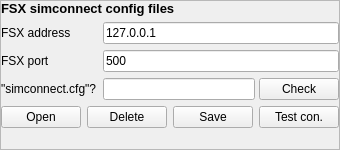
First picture: the form in src/blackgui/components/settingsfsxcomponent.ui, repository swift-project/pilotclient, before the edit.
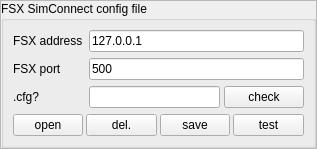
Second picture: the form after the edit.

```diff
--- a/src/blackgui/components/settingsfsxcomponent.ui
+++ b/src/blackgui/components/settingsfsxcomponent.ui
@@ -6,10 +6,16 @@
    <rect>
     <x>0</x>
     <y>0</y>
-    <width>324</width>
-    <height>150</height>
+    <width>317</width>
+    <height>141</height>
    </rect>
   </property>
+  <property name="maximumSize">
+   <size>
+    <width>16777215</width>
+    <height>16777215</height>
+   </size>
+  </property>
   <property name="windowTitle">
    <string>Frame</string>
   </property>
@@ -21,7 +27,7 @@
   </property>
   <layout class="QVBoxLayout" name="vl_SettingsFsxComponent">
    <property name="spacing">
-    <number>6</number>
+    <number>0</number>
    </property>
    <property name="leftMargin">
     <number>0</number>
@@ -36,102 +42,62 @@
     <number>0</number>
    </property>
    <item>
+    <widget class="QGroupBox" name="gb_FsxSimConnectConfigFile">
+     <property name="title">
+      <string>FSX SimConnect config file</string>
+     </property>
     <layout class="QFormLayout" name="fl_Settings">
-     <property name="fieldGrowthPolicy">
-      <enum>QFormLayout::AllNonFixedFieldsGrow</enum>
-     </property>
-     <item row="1" column="0">
+      <item row="0" column="0">
       <widget class="QLabel" name="lbl_SettingsFsxAddress">
        <property name="text">
         <string>FSX address</string>
        </property>
       </widget>
      </item>
-     <item row="1" column="1">
+      <item row="0" column="1">
       <widget class="QLineEdit" name="le_SettingsFsxAddress">
+        <property name="sizePolicy">
+         <sizepolicy hsizetype="Preferred" vsizetype="Fixed">
+          <horstretch>0</horstretch>
+          <verstretch>0</verstretch>
+         </sizepolicy>
+        </property>
        <property name="text">
         <string>127.0.0.1</string>
        </property>
-      </widget>
-     </item>
-     <item row="2" column="0">
+        <property name="maxLength">
+         <number>128</number>
+        </property>
+       </widget>
+      </item>
+      <item row="1" column="0">
       <widget class="QLabel" name="lbl_SettingsFsxPort">
        <property name="text">
         <string>FSX port</string>
        </property>
       </widget>
      </item>
-     <item row="2" column="1">
+      <item row="1" column="1">
       <widget class="QLineEdit" name="le_SettingsFsxPort">
+        <property name="sizePolicy">
+         <sizepolicy hsizetype="Preferred" vsizetype="Fixed">
+          <horstretch>0</horstretch>
+          <verstretch>0</verstretch>
+         </sizepolicy>
+        </property>
        <property name="text">
         <string>500</string>
        </property>
       </widget>
      </item>
-     <item row="4" column="0" colspan="2">
-      <layout class="QHBoxLayout" name="hl_SettingsSimconnectCfgButtons">
-       <item>
-        <widget class="QPushButton" name="pb_SettingsFsxOpenSimconnectCfg">
-         <property name="sizePolicy">
-          <sizepolicy hsizetype="Preferred" vsizetype="Preferred">
-           <horstretch>0</horstretch>
-           <verstretch>0</verstretch>
-          </sizepolicy>
-         </property>
-         <property name="text">
-          <string>Open</string>
-         </property>
-        </widget>
-       </item>
-       <item>
-        <widget class="QPushButton" name="pb_SettingsFsxDeleteSimconnectCfg">
-         <property name="sizePolicy">
-          <sizepolicy hsizetype="Preferred" vsizetype="Preferred">
-           <horstretch>0</horstretch>
-           <verstretch>0</verstretch>
-          </sizepolicy>
-         </property>
-         <property name="text">
-          <string>Delete</string>
-         </property>
-        </widget>
-       </item>
-       <item>
-        <widget class="QPushButton" name="pb_SettingsFsxSaveSimconnectCfg">
-         <property name="sizePolicy">
-          <sizepolicy hsizetype="Preferred" vsizetype="Preferred">
-           <horstretch>0</horstretch>
-           <verstretch>0</verstretch>
-          </sizepolicy>
-         </property>
-         <property name="text">
-          <string>Save</string>
-         </property>
-        </widget>
-       </item>
-       <item>
-        <widget class="QPushButton" name="pb_SettingsFsxTestConnection">
-         <property name="sizePolicy">
-          <sizepolicy hsizetype="Preferred" vsizetype="Preferred">
-           <horstretch>0</horstretch>
-           <verstretch>0</verstretch>
-          </sizepolicy>
-         </property>
-         <property name="text">
-          <string extracomment="Test connection">Test con.</string>
-         </property>
-        </widget>
-       </item>
-      </layout>
-     </item>
-     <item row="3" column="0">
+      <item row="2" column="0">
       <widget class="QLabel" name="lbl_SettingsFsxExistsSimconncetCfg">
        <property name="text">
-        <string>&quot;simconnect.cfg&quot;?</string>
+         <string>.cfg?</string>
        </property>
       </widget>
      </item>
-     <item row="3" column="1">
+      <item row="2" column="1">
       <widget class="QWidget" name="wi_SettingsFsxExistsSimconncetCfg" native="true">
        <layout class="QHBoxLayout" name="hl_SettingsFsxExistsSimconncetCfg">
         <property name="spacing">
@@ -151,6 +117,12 @@
         </property>
         <item>
          <widget class="QLineEdit" name="le_SettingsFsxExistsSimconncetCfg">
+           <property name="sizePolicy">
+            <sizepolicy hsizetype="Preferred" vsizetype="Fixed">
+             <horstretch>0</horstretch>
+             <verstretch>0</verstretch>
+            </sizepolicy>
+           </property>
           <property name="readOnly">
            <bool>true</bool>
           </property>
@@ -159,30 +131,125 @@
         <item>
          <widget class="QPushButton" name="pb_SettingsFsxExistsSimconncetCfg">
           <property name="sizePolicy">
-           <sizepolicy hsizetype="Preferred" vsizetype="Preferred">
+            <sizepolicy hsizetype="Fixed" vsizetype="Preferred">
             <horstretch>0</horstretch>
             <verstretch>0</verstretch>
            </sizepolicy>
           </property>
+           <property name="minimumSize">
+            <size>
+             <width>50</width>
+             <height>0</height>
+            </size>
+           </property>
           <property name="text">
-           <string>Check</string>
+            <string>check</string>
           </property>
          </widget>
         </item>
        </layout>
       </widget>
      </item>
-     <item row="0" column="0" colspan="2">
-      <widget class="QLabel" name="lbl_HeaderFsxSimConnect">
+      <item row="3" column="0" colspan="2">
+       <layout class="QHBoxLayout" name="hl_SettingsSimconnectCfgButtons">
+        <property name="spacing">
+         <number>3</number>
+        </property>
+        <item>
+         <widget class="QPushButton" name="pb_SettingsFsxOpenSimconnectCfg">
+          <property name="sizePolicy">
+           <sizepolicy hsizetype="Preferred" vsizetype="Preferred">
+            <horstretch>0</horstretch>
+            <verstretch>0</verstretch>
+           </sizepolicy>
+          </property>
+          <property name="minimumSize">
+           <size>
+            <width>50</width>
+            <height>0</height>
+           </size>
+          </property>
+          <property name="text">
+           <string>open</string>
+          </property>
+         </widget>
+        </item>
+        <item>
+         <widget class="QPushButton" name="pb_SettingsFsxDeleteSimconnectCfg">
+          <property name="sizePolicy">
+           <sizepolicy hsizetype="Preferred" vsizetype="Preferred">
+            <horstretch>0</horstretch>
+            <verstretch>0</verstretch>
+           </sizepolicy>
+          </property>
+          <property name="minimumSize">
+           <size>
+            <width>50</width>
+            <height>0</height>
+           </size>
+          </property>
+          <property name="text">
+           <string>del.</string>
+          </property>
+         </widget>
+        </item>
+        <item>
+         <widget class="QPushButton" name="pb_SettingsFsxSaveSimconnectCfg">
+          <property name="sizePolicy">
+           <sizepolicy hsizetype="Preferred" vsizetype="Preferred">
+            <horstretch>0</horstretch>
+            <verstretch>0</verstretch>
+           </sizepolicy>
+          </property>
+          <property name="minimumSize">
+           <size>
+            <width>50</width>
+            <height>0</height>
+           </size>
+          </property>
+          <property name="maximumSize">
+           <size>
+            <width>16777215</width>
+            <height>16777215</height>
+           </size>
+          </property>
+          <property name="text">
+           <string>save</string>
+          </property>
+         </widget>
+        </item>
+        <item>
+         <widget class="QPushButton" name="pb_SettingsFsxTestConnection">
+          <property name="sizePolicy">
+           <sizepolicy hsizetype="Preferred" vsizetype="Preferred">
+            <horstretch>0</horstretch>
+            <verstretch>0</verstretch>
+           </sizepolicy>
+          </property>
+          <property name="minimumSize">
+           <size>
+            <width>50</width>
+            <height>0</height>
+           </size>
+          </property>
+          <property name="maximumSize">
+           <size>
+            <width>16777215</width>
+            <height>16777215</height>
+           </size>
+          </property>
        <property name="toolTip">
         <string>&quot;simconnect.cfg&quot; exists?</string>
        </property>
        <property name="text">
-        <string>&lt;html&gt;&lt;head/&gt;&lt;body&gt;&lt;p&gt;&lt;span style=&quot; font-size:10pt; font-weight:600;&quot;&gt;FSX simconnect config files&lt;/span&gt;&lt;/p&gt;&lt;/body&gt;&lt;/html&gt;</string>
+           <string extracomment="Test connection">test</string>
        </property>
       </widget>
      </item>
     </layout>
+      </item>
+     </layout>
+    </widget>
    </item>
   </layout>
  </widget>
```
Left out of the diff: 5 changed lines with no effect on the pictures. Lines whose indentation alone changed are shown as unchanged.
